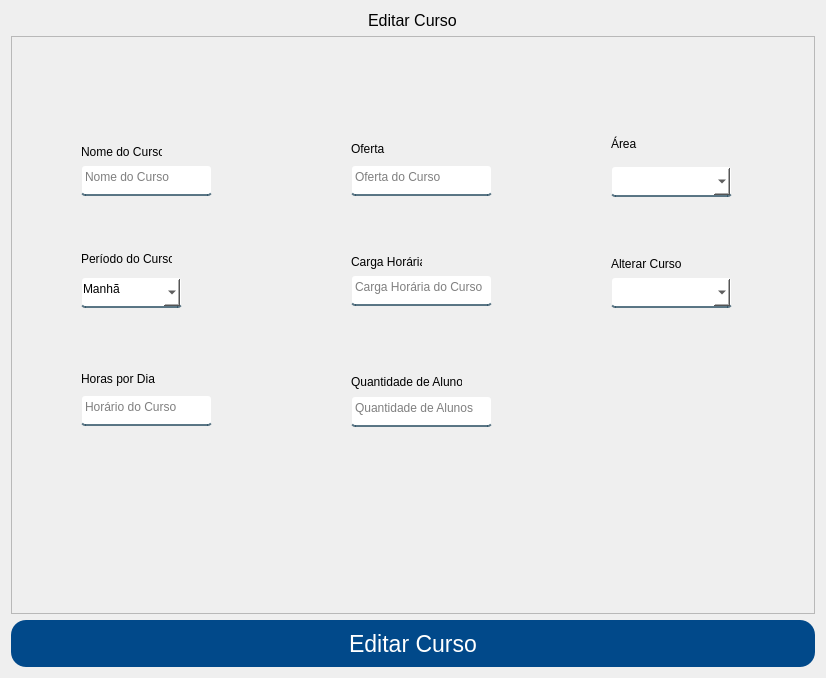
First picture: the form in App/view/ui/editarCurso.ui, repository Senac-SOR-ADS/Mapa-de-Sala, before the edit.
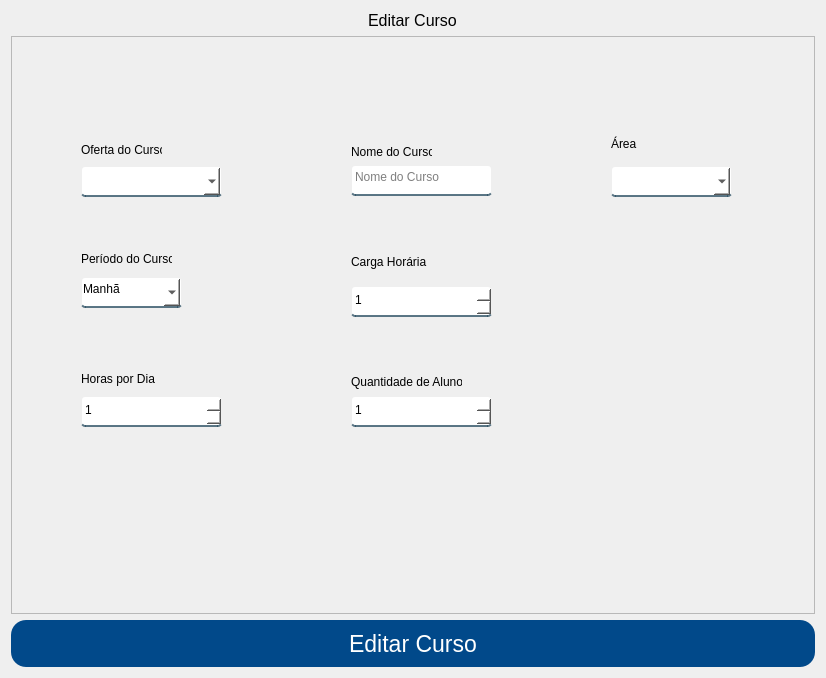
Second picture: the form after the edit.

Commit message:
Tela de editar curso alterado (#163)
* editarCurso alterado

removido campo de alterar curso e adicionado SpinBox para aceitar somente número ao invés de textos

* cursor alterado

apenas mudei o cursor para ser identificado

Diff of the .ui file:
```diff
--- a/App/view/ui/editarCurso.ui
+++ b/App/view/ui/editarCurso.ui
@@ -14,7 +14,7 @@
    <string>Form</string>
   </property>
   <property name="styleSheet">
-   <string notr="true">QLineEdit, QComboBox {
+   <string notr="true">QLineEdit, QComboBox, QSpinBox {
 	background-color: white;
 	border:2px solid rgba(0,0,0,0);
 	border-radius: 4px;
@@ -40,7 +40,9 @@
  
 #respostaCadastroIncompleto {
 	color: red;
-}</string>
+}
+
+</string>
   </property>
   <layout class="QVBoxLayout" name="verticalLayout">
    <item alignment="Qt::AlignHCenter|Qt::AlignTop">
@@ -72,9 +74,9 @@
      <widget class="QLineEdit" name="nomeCurso">
       <property name="geometry">
        <rect>
-        <x>70</x>
+        <x>340</x>
         <y>129</y>
-        <width>131</width>
+        <width>141</width>
         <height>31</height>
        </rect>
       </property>
@@ -85,7 +87,7 @@
      <widget class="QLabel" name="label_2">
       <property name="geometry">
        <rect>
-        <x>70</x>
+        <x>340</x>
         <y>106</y>
         <width>81</width>
         <height>20</height>
@@ -95,51 +97,12 @@
        <string>Nome do Curso</string>
       </property>
      </widget>
-     <widget class="QLineEdit" name="quantidadeAlunos">
-      <property name="geometry">
-       <rect>
-        <x>340</x>
-        <y>360</y>
-        <width>141</width>
-        <height>31</height>
-       </rect>
-      </property>
-      <property name="placeholderText">
-       <string>Quantidade de Alunos </string>
-      </property>
-     </widget>
-     <widget class="QLineEdit" name="ofertaCurso">
-      <property name="geometry">
-       <rect>
-        <x>340</x>
-        <y>129</y>
-        <width>141</width>
-        <height>31</height>
-       </rect>
-      </property>
-      <property name="placeholderText">
-       <string>Oferta do Curso</string>
-      </property>
-     </widget>
-     <widget class="QLineEdit" name="horasPorDia">
-      <property name="geometry">
-       <rect>
-        <x>70</x>
-        <y>359</y>
-        <width>131</width>
-        <height>31</height>
-       </rect>
-      </property>
-      <property name="placeholderText">
-       <string>Horário do Curso</string>
-      </property>
-     </widget>
      <widget class="QLabel" name="label_3">
       <property name="geometry">
        <rect>
         <x>340</x>
         <y>215</y>
-        <width>71</width>
+        <width>81</width>
         <height>21</height>
        </rect>
       </property>
@@ -150,14 +113,14 @@
      <widget class="QLabel" name="label_4">
       <property name="geometry">
        <rect>
-        <x>340</x>
-        <y>103</y>
-        <width>47</width>
+        <x>70</x>
+        <y>104</y>
+        <width>81</width>
         <height>20</height>
        </rect>
       </property>
       <property name="text">
-       <string>Oferta</string>
+       <string>Oferta do Curso</string>
       </property>
      </widget>
      <widget class="QLabel" name="label_5">
@@ -199,19 +162,6 @@
        <string>Período do Curso</string>
       </property>
      </widget>
-     <widget class="QLineEdit" name="cargaCurso">
-      <property name="geometry">
-       <rect>
-        <x>340</x>
-        <y>239</y>
-        <width>141</width>
-        <height>31</height>
-       </rect>
-      </property>
-      <property name="placeholderText">
-       <string>Carga Horária do Curso</string>
-      </property>
-     </widget>
      <widget class="QComboBox" name="periodoCurso">
       <property name="geometry">
        <rect>
@@ -272,12 +222,12 @@
        <string>Área</string>
       </property>
      </widget>
-     <widget class="QComboBox" name="alterarCurso">
+     <widget class="QComboBox" name="ofertaCurso">
       <property name="geometry">
        <rect>
-        <x>600</x>
-        <y>241</y>
-        <width>121</width>
+        <x>70</x>
+        <y>130</y>
+        <width>141</width>
         <height>31</height>
        </rect>
       </property>
@@ -285,17 +235,52 @@
        <cursorShape>PointingHandCursor</cursorShape>
       </property>
      </widget>
-     <widget class="QLabel" name="label_9">
+     <widget class="QSpinBox" name="quantidadeAlunos">
       <property name="geometry">
        <rect>
-        <x>600</x>
-        <y>220</y>
-        <width>71</width>
-        <height>16</height>
+        <x>340</x>
+        <y>360</y>
+        <width>141</width>
+        <height>31</height>
        </rect>
       </property>
-      <property name="text">
-       <string>Alterar Curso</string>
+      <property name="alignment">
+       <set>Qt::AlignBottom|Qt::AlignLeading|Qt::AlignLeft</set>
+      </property>
+      <property name="minimum">
+       <number>1</number>
+      </property>
+     </widget>
+     <widget class="QSpinBox" name="cargaCurso">
+      <property name="geometry">
+       <rect>
+        <x>340</x>
+        <y>250</y>
+        <width>141</width>
+        <height>31</height>
+       </rect>
+      </property>
+      <property name="alignment">
+       <set>Qt::AlignBottom|Qt::AlignLeading|Qt::AlignLeft</set>
+      </property>
+      <property name="minimum">
+       <number>1</number>
+      </property>
+     </widget>
+     <widget class="QSpinBox" name="horasPorDia">
+      <property name="geometry">
+       <rect>
+        <x>70</x>
+        <y>360</y>
+        <width>141</width>
+        <height>31</height>
+       </rect>
+      </property>
+      <property name="alignment">
+       <set>Qt::AlignBottom|Qt::AlignLeading|Qt::AlignLeft</set>
+      </property>
+      <property name="minimum">
+       <number>1</number>
       </property>
      </widget>
     </widget>
```
